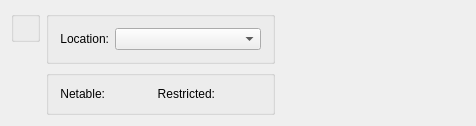
Above: guiclient/displays/dspQOHByLocation.ui from Pegasus-RPG/xtuple-client before the change. Below: the same form after it.
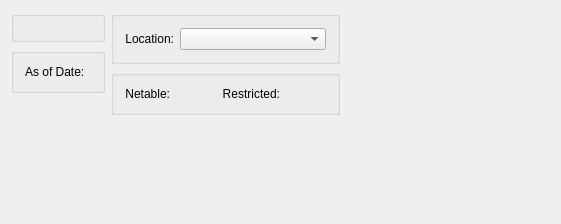
That is the form after the change. Custom widgets are drawn as their Qt base class.

What changed in the file:
```diff
--- a/guiclient/displays/dspQOHByLocation.ui
+++ b/guiclient/displays/dspQOHByLocation.ui
@@ -13,8 +13,8 @@
    <rect>
     <x>0</x>
     <y>0</y>
-    <width>476</width>
-    <height>123</height>
+    <width>561</width>
+    <height>224</height>
    </rect>
   </property>
   <property name="windowTitle">
@@ -33,6 +33,31 @@
        </property>
       </widget>
      </item>
+     <item>
+      <widget class="QGroupBox" name="_asofGroup">
+       <property name="sizePolicy">
+        <sizepolicy hsizetype="Minimum" vsizetype="Preferred">
+         <horstretch>0</horstretch>
+         <verstretch>0</verstretch>
+        </sizepolicy>
+       </property>
+       <property name="title">
+        <string/>
+       </property>
+       <layout class="QGridLayout" name="gridLayout_3">
+        <item row="0" column="0">
+         <widget class="QLabel" name="_asOfLit">
+          <property name="text">
+           <string>As of Date:</string>
+          </property>
+         </widget>
+        </item>
+        <item row="0" column="1">
+         <widget class="DLineEdit" name="_asOf"/>
+        </item>
+       </layout>
+      </widget>
+     </item>
      <item>
       <spacer name="verticalSpacer_2">
        <property name="orientation">
@@ -176,6 +201,12 @@
  <layoutdefault spacing="6" margin="11"/>
  <pixmapfunction>qPixmapFromMimeSource</pixmapfunction>
  <customwidgets>
+  <customwidget>
+   <class>DLineEdit</class>
+   <extends>QWidget</extends>
+   <header>datecluster.h</header>
+   <container>1</container>
+  </customwidget>
   <customwidget>
    <class>WarehouseGroup</class>
    <extends>QGroupBox</extends>
```
